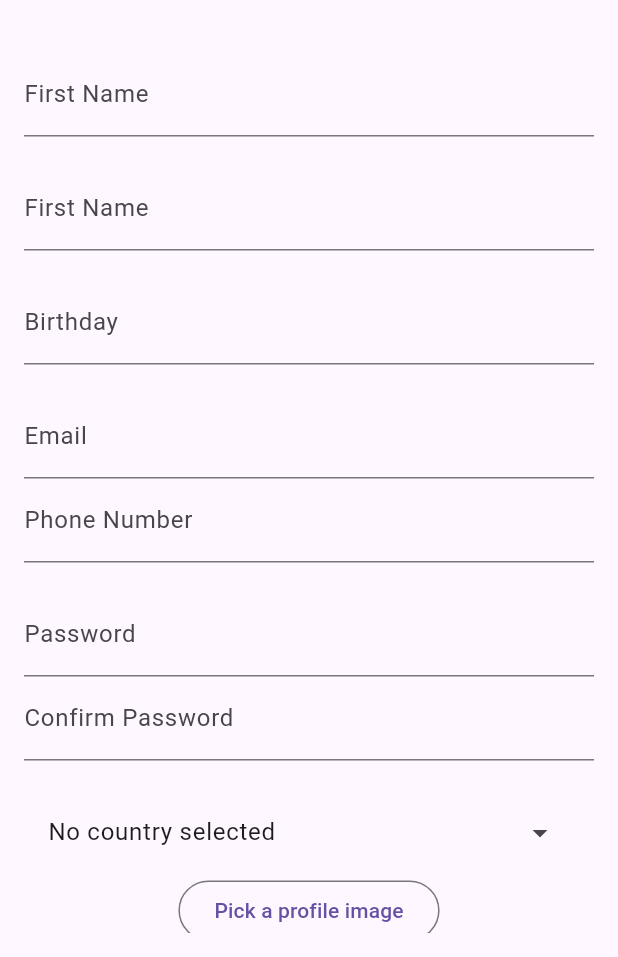
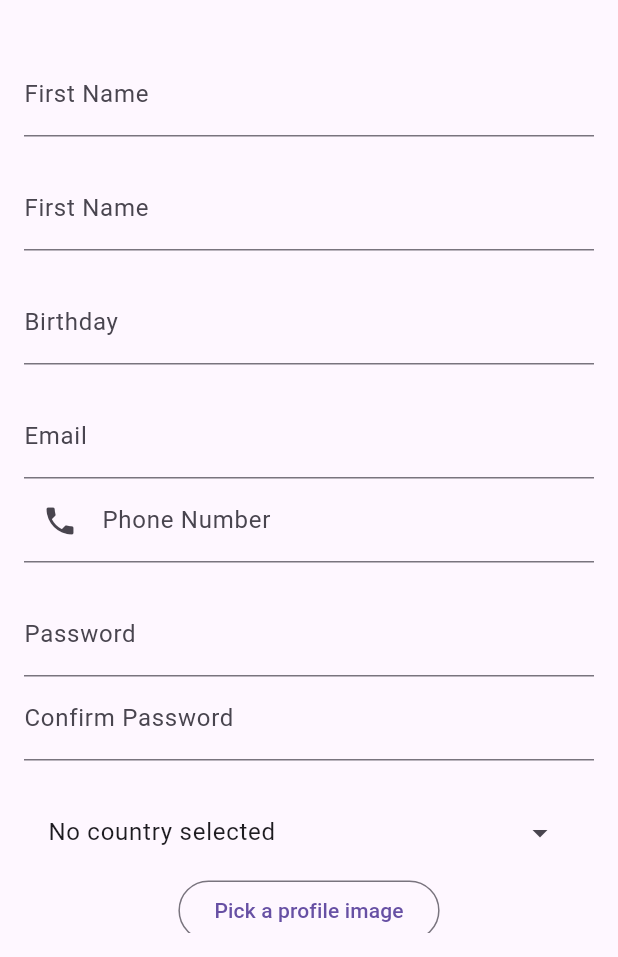
Before and after one commit to ThisIsAntonio/Sociolingo, a Flutter app: the screen it shows after launch, after a tap on "Sign up with mail", on a phone screen of 412 x 824 dp, the part 279-1236 px from its top. Run offline on Flutter 3.47's test engine with Material 3 defaults, Android fonts, the light colour scheme and no system bars; our stand-ins replace country_picker, easy_localization, image_picker, shared_preferences; accounts and stored records are empty; network calls fail.

Commit message:
Added code comments, update phone number widget, added more dictionary labels for en, es and fr, for release apk added line to use internet

```diff
--- a/chat_app/lib/main.dart
+++ b/chat_app/lib/main.dart
@@ -6,30 +6,41 @@ import 'package:easy_localization/easy_localization.dart ';
 import 'package:chat_app/screens/welcome_screen.dart';
 import 'package:chat_app/model/theme_provider.dart';
 
+// A stream controller for handling language changes.
 final StreamController<void> languageChangeStreamController =
     StreamController<void>.broadcast();
 
-// This is the main entry point of the application. It creates a Provider for ThemeData and passes it to all widgets in the app
+// The main entry point of the Flutter application.
 void main() async {
+  // Ensure that Flutter is initialized.
   WidgetsFlutterBinding.ensureInitialized();
+
+  // Ensure that Easy Localization is initialized.
   await EasyLocalization.ensureInitialized();
+
+  // Run the application with EasyLocalization widget as the root.
   runApp(
     EasyLocalization(
+      // Define the supported locales for the app.
       supportedLocales: [Locale('en', ''), Locale('es', ''), Locale('fr', '')],
+      // Specify the path where localization files are located.
       path: 'assets/languages',
+      // Define the fallback locale in case the device locale is not supported.
       fallbackLocale: Locale('en', ''),
+      // Specify whether to use fallback translations if the translation for the current locale is missing.
       useFallbackTranslations: true,
-      //startLocale: Locale(
-      //    'es', 'ES'), //<========this can change the language of all the app
+      // Child widget of EasyLocalization is the root of the app.
       child: MyApp(),
     ),
   );
 }
 
-// This class is the root of your application.
+// This is the state class for the MyApp widget.
 class _MyAppState extends State<MyApp> {
+  // Initialize a unique key to identify this widget for rebuilding.
   Key key = UniqueKey();
 
+  // Method to restart the app by updating the key, triggering a rebuild.
   void restartApp() {
     setState(() {
       key = UniqueKey();
@@ -39,19 +50,22 @@ class _MyAppState extends State<MyApp> {
   @override
   Widget build(BuildContext context) {
     return ChangeNotifierProvider(
+// Provide a ThemeProvider to manage the app's theme.
       create: (context) => ThemeProvider(),
       child: Consumer<ThemeProvider>(
         builder: (context, themeProvider, child) {
+          // Return the MaterialApp widget with provided theme data.
           return MaterialApp(
             title: 'SocioLingo Chat',
-            themeMode: themeProvider.themeMode,
-            theme: ThemeData.light(),
-            darkTheme: ThemeData.dark(),
+            themeMode:
+                themeProvider.themeMode, // Set theme mode based on provider.
+            theme: ThemeData.light(), // Light theme data.
+            darkTheme: ThemeData.dark(), // Dark theme data.
             localizationsDelegates: context.localizationDelegates,
             supportedLocales: context.supportedLocales,
             locale: context.locale,
-            key: key,
-            home: WelcomeScreen(),
+            key: key, // Use the key for identifying widget for rebuild.
+            home: WelcomeScreen(), // Set the home screen of the app.
           );
         },
       ),
@@ -60,13 +74,15 @@ class _MyAppState extends State<MyApp> {
 
   @override
   void dispose() {
-    // Asegúrate de cerrar el StreamController para evitar pérdidas de memoria
+    // close the StreamController to avoid memory leaks
     languageChangeStreamController.close();
     super.dispose();
   }
 }
 
+// This is the application widget which is a StatefulWidget, meaning it can change its internal state.
 class MyApp extends StatefulWidget {
+  // This is the function called to create the mutable state of this widget.
   @override
   _MyAppState createState() => _MyAppState();
 }
--- a/chat_app/lib/screens/chat_page.dart
+++ b/chat_app/lib/screens/chat_page.dart
@@ -1,5 +1,6 @@
 import 'package:flutter/material.dart';
 
+// Chat Page
 class ChatPage extends StatelessWidget {
   @override
   Widget build(BuildContext context) {
--- a/chat_app/lib/screens/forgot_password.dart
+++ b/chat_app/lib/screens/forgot_password.dart
@@ -1,5 +1,6 @@
 import 'package:flutter/material.dart';
 
+// Forgot Password Screen (We need to implement it later)
 class ForgotPasswordScreen extends StatelessWidget {
   @override
   Widget build(BuildContext context) {
--- a/chat_app/lib/screens/friend_requests_page.dart
+++ b/chat_app/lib/screens/friend_requests_page.dart
@@ -1,5 +1,6 @@
 import 'package:flutter/material.dart';
 
+// Friend Requests Page
 class FriendRequestsPage extends StatelessWidget {
   @override
   Widget build(BuildContext context) {
--- a/chat_app/lib/screens/friend_suggestions_page.dart
+++ b/chat_app/lib/screens/friend_suggestions_page.dart
@@ -1,5 +1,6 @@
 import 'package:flutter/material.dart';
 
+// Friend Suggestion Page
 class FriendSuggestionsPage extends StatelessWidget {
   @override
   Widget build(BuildContext context) {
--- a/chat_app/lib/screens/register_screen.dart
+++ b/chat_app/lib/screens/register_screen.dart
@@ -40,7 +40,7 @@ class _RegisterScreenState extends State<RegisterScreen> {
     var url = Uri.parse(
         'https://serverchat2.onrender.com/register'); // Adjust the URL for your environment //localhost is 100.20.92.101:300
     try {
-      // Prepara el request
+      // Prepare the request
       var request = http.MultipartRequest('POST', url)
         ..fields['first_name'] = _firstName
         ..fields['last_name'] = _lastName
@@ -88,20 +88,30 @@ class _RegisterScreenState extends State<RegisterScreen> {
     }
   }
 
+// Method to handle form submission
   void _submit() {
+    // Check if form is valid
     if (_formKey.currentState?.validate() ?? false) {
+      // Save password from text field
       _password = _passwordController.text;
+      // Save form fields
       _formKey.currentState?.save();
+      // Call the register method
       _register();
 
+      // Clear text fields
       _passwordController.clear();
       _confirmPasswordController.clear();
     }
   }
 
+// Method to pick an image from the device's gallery
   Future<void> _pickImage() async {
+    // Use ImagePicker to pick an image from the gallery
     final XFile? image = await _picker.pickImage(source: ImageSource.gallery);
+    // Check if image is selected
     if (image != null) {
+      // Update the state with the selected image file
       setState(() {
         _imageFile = image;
       });
@@ -132,6 +142,7 @@ class _RegisterScreenState extends State<RegisterScreen> {
             child: Column(
               children: <Widget>[
                 const SizedBox(height: 20),
+                // Title and subtitle
                 Text(
                   tr('register_title'),
                   style: TextStyle(
@@ -145,6 +156,7 @@ class _RegisterScreenState extends State<RegisterScreen> {
                   textAlign: TextAlign.center,
                 ),
                 const SizedBox(height: 35),
+                // First name
                 TextFormField(
                   decoration:
                       InputDecoration(labelText: tr('register_labelFirstName')),
@@ -153,6 +165,7 @@ class _RegisterScreenState extends State<RegisterScreen> {
                       value!.isEmpty ? tr('register_firstName') : null,
                 ),
                 const SizedBox(height: 20), // Separator (20 pixels height)
+                // Last Name
                 TextFormField(
                   decoration:
                       InputDecoration(labelText: tr('register_labeLastName')),
@@ -161,6 +174,7 @@ class _RegisterScreenState extends State<RegisterScreen> {
                       value!.isEmpty ? tr('register_lastName') : null,
                 ),
                 const SizedBox(height: 20), // Separator (20 pixels height)
+                // Birthday
                 TextFormField(
                   controller: _birthdayController,
                   decoration: InputDecoration(
@@ -220,6 +234,7 @@ class _RegisterScreenState extends State<RegisterScreen> {
                   },
                 ),
                 const SizedBox(height: 20), // Separator (20 pixels height)
+                // Email
                 TextFormField(
                   decoration:
                       InputDecoration(labelText: tr('register_labelEmail')),
@@ -246,11 +261,15 @@ class _RegisterScreenState extends State<RegisterScreen> {
                     //   child: Text(_countryCode),
                     // ),
                     //const SizedBox(width: 10),
+                    // Phone number
                     Expanded(
                       child: TextFormField(
                         decoration: InputDecoration(
                           labelText: tr('register_labelPhoneNumber'),
                           hintText: tr('register_phoneNumber'),
+                          hintStyle: TextStyle(
+                              color: Colors.grey), // Placeholder Style
+                          prefixIcon: Icon(Icons.phone),
                         ),
                         keyboardType: TextInputType.phone,
                         controller: _phoneNumberController,
@@ -276,6 +295,7 @@ class _RegisterScreenState extends State<RegisterScreen> {
                   ],
                 ),
                 const SizedBox(height: 20), // Separator (20 pixels height)
+                // Password
                 TextFormField(
                   controller: _passwordController,
                   decoration:
@@ -288,7 +308,7 @@ class _RegisterScreenState extends State<RegisterScreen> {
                     return null;
                   },
                 ),
-
+                // Confirm password
                 TextFormField(
                   controller: _confirmPasswordController,
                   decoration: InputDecoration(
@@ -306,6 +326,7 @@ class _RegisterScreenState extends State<RegisterScreen> {
                 ),
 
                 const SizedBox(height: 20), // Separator (20 pixels height)
+                // Country
                 ListTile(
                   title: Text(
                       _selectedCountry?.name ?? tr('register_countryError')),
@@ -322,11 +343,13 @@ class _RegisterScreenState extends State<RegisterScreen> {
                   },
                 ),
                 if (_imageFile != null) Image.file(File(_imageFile!.path)),
+                // Image
                 OutlinedButton(
                   onPressed: _pickImage,
                   child: Text(tr('register_pickProfileImage')),
                 ),
                 const SizedBox(height: 20), // Separator (20 pixels height)
+                // Bio
                 TextFormField(
                   controller: _bioController,
                   decoration: InputDecoration(
@@ -353,6 +376,7 @@ class _RegisterScreenState extends State<RegisterScreen> {
                   },
                 ),
                 const SizedBox(height: 20), // Separator (20 pixels height)
+                // Button
                 ElevatedButton(
                   onPressed: _submit,
                   child: Text(tr('register_buttonRegister')),
--- a/chat_app/lib/screens/welcome_screen.dart
+++ b/chat_app/lib/screens/welcome_screen.dart
@@ -8,11 +8,15 @@ void main() => runApp(MyApp());
 class MyApp extends StatelessWidget {
   @override
   Widget build(BuildContext context) {
+    // Return a MaterialApp widget which is the root of the application.
     return MaterialApp(
+      // Set the title of the application.
       title: 'SocioLingo',
+      // Define the theme data for the application.
       theme: ThemeData(
-        primarySwatch: Colors.blue,
+        primarySwatch: Colors.blue, // Set the primary color swatch to blue.
       ),
+      // Set the home screen of the application to the WelcomeScreen widget.
       home: WelcomeScreen(),
     );
   }
@@ -35,6 +39,7 @@ class WelcomeScreen extends StatelessWidget {
           mainAxisAlignment: MainAxisAlignment.center,
           children: <Widget>[
             const Spacer(),
+            // Title and subtitle
             Text(
               tr('w_mainTitle'),
               textAlign: TextAlign.center,
@@ -85,6 +90,7 @@ class WelcomeScreen extends StatelessWidget {
             ),
             //const Spacer(),
             const SizedBox(height: 20),
+            // line divider
             const Row(
               children: <Widget>[
                 Expanded(
@@ -109,6 +115,7 @@ class WelcomeScreen extends StatelessWidget {
               ],
             ),
             const SizedBox(height: 20),
+            // Button widget
             MaterialButton(
               color: Colors.white,
               shape: RoundedRectangleBorder(
@@ -158,30 +165,38 @@ class WelcomeScreen extends StatelessWidget {
 }
 
 class SocialButton extends StatelessWidget {
-  final String iconPath;
-  final VoidCallback onPressed;
-  final double size; // Add a parameter for size
+  final String iconPath; // Path to the icon image asset.
+  final VoidCallback
+      onPressed; // Function to be executed when the button is pressed.
+  final double size; // Size of the button.
 
+  // Constructor for the SocialButton class.
   const SocialButton({
-    Key? key,
-    required this.iconPath,
-    required this.onPressed,
-    this.size = 24.0, // Default button size
-  }) : super(key: key);
+    Key? key, // Optional parameter to specify the key for the widget.
+    required this.iconPath, // Required parameter for the icon path.
+    required this.onPressed, // Required parameter for the onPressed function.
+    this.size = 24.0, // Default button size if not provided.
+  }) : super(
+            key:
+                key); // Call the constructor of the StatelessWidget superclass.
 
   @override
   Widget build(BuildContext context) {
+    // InkWell provides the ripple effect for touch feedback.
+    // When tapped, it executes the onPressed function.
     return InkWell(
       onTap: onPressed,
       child: CircleAvatar(
         backgroundColor: Colors.white, // Circle white background
-        radius: size / 2,
+        radius: size / 2, // Set the radius of the circle avatar.
         child: ClipOval(
+          // ClipOval clips its child (Image.asset) in an oval shape.
           child: Image.asset(
-            iconPath,
-            width: size,
-            height: size,
-            fit: BoxFit.cover,
+            iconPath, // Path to the icon image asset.
+            width: size, // Set the width of the image.
+            height: size, // Set the height of the image.
+            fit: BoxFit
+                .cover, // Scale the image to cover the entire circle avatar.
           ),
         ),
       ),
--- a/chat_app/lib/services/theme_manager.dart
+++ b/chat_app/lib/services/theme_manager.dart
@@ -2,22 +2,25 @@ import 'package:flutter/material.dart';
 import 'package:shared_preferences/shared_preferences.dart';
 
 class ThemeManager {
+  // Key for accessing theme mode in SharedPreferences
   static const _key = 'themeMode';
 
+  // Save the theme mode to SharedPreferences
   static Future<void> saveThemeMode(ThemeMode themeMode) async {
     final prefs = await SharedPreferences.getInstance();
-    // Guardar el tema como un string porque SharedPreferences no soporta directamente guardar enumeraciones
+    // Save the theme as a string because SharedPreferences doesn't directly support saving enums
     await prefs.setString(_key, themeMode.toString());
   }
 
+  // Retrieve the theme mode from SharedPreferences
   static Future<ThemeMode> getThemeMode() async {
     final prefs = await SharedPreferences.getInstance();
     final themeModeString = prefs.getString(_key) ?? '';
-    // Convertir el string guardado de nuevo a un ThemeMode
+    // Convert the saved string back to a ThemeMode
     return themeModeString == 'ThemeMode.dark'
         ? ThemeMode.dark
         : themeModeString == 'ThemeMode.light'
             ? ThemeMode.light
-            : ThemeMode.system; // Valor predeterminado
+            : ThemeMode.system; // Default value
   }
 }
```
Also changed, not shown: chat_app/assets/languages/en.json (+20 -2 lines), chat_app/assets/languages/es.json (+20 -2 lines), chat_app/assets/languages/fr.json (+20 -2 lines), chat_app/lib/screens/edit_user_info_page.dart (+81 -30 lines), chat_app/lib/screens/login_screen.dart (+8 -0 lines), 1 other file.
